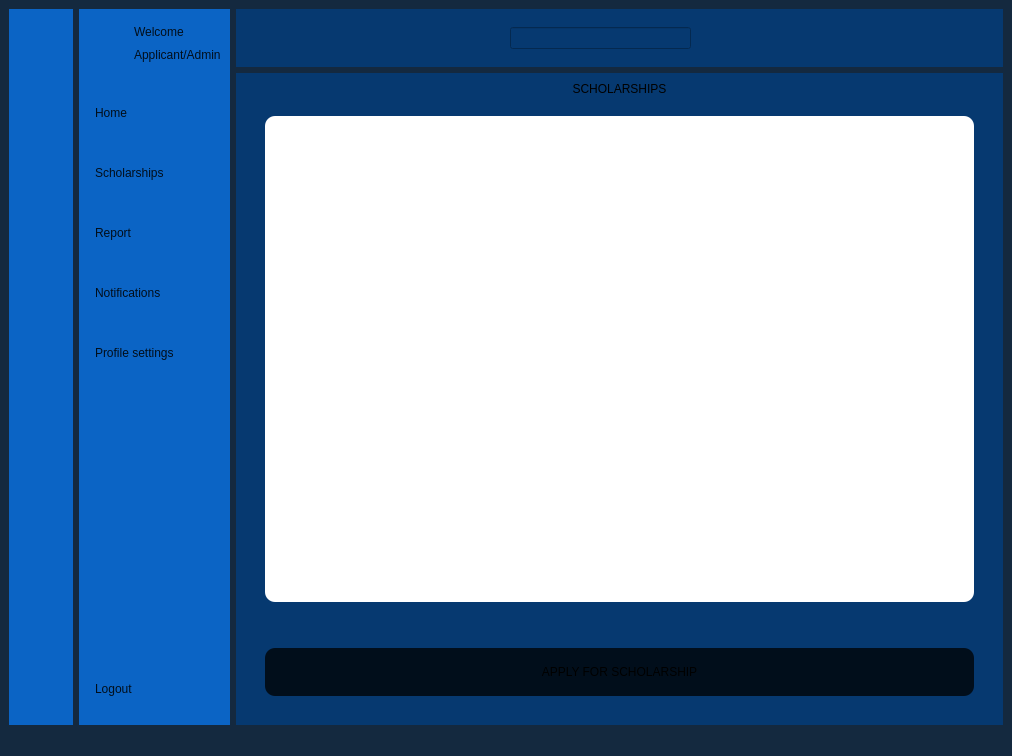
Qt form SholarshipManagementSystem/homePage/applicantDash.ui (YNCO10/scholarshipManagementSystem) before a commit.
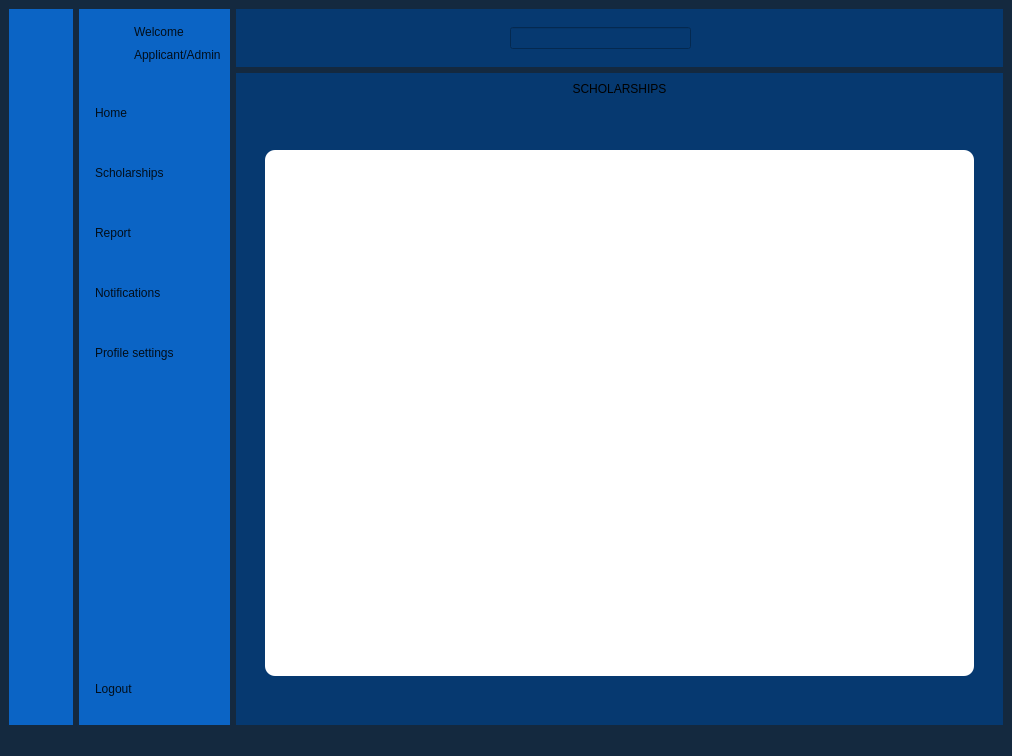
The same form after that commit. The open tabs and pages were chosen to show the change. Icons and pictures are not drawn.

What changed in the file:
```diff
--- a/SholarshipManagementSystem/homePage/applicantDash.ui
+++ b/SholarshipManagementSystem/homePage/applicantDash.ui
@@ -328,6 +328,16 @@
             </property>
            </widget>
           </item>
+          <item>
+           <widget class="QLabel" name="customScholarshipLabel">
+            <property name="styleSheet">
+             <string notr="true">font: 12pt &quot;Segoe UI&quot;;</string>
+            </property>
+            <property name="text">
+             <string/>
+            </property>
+           </widget>
+          </item>
           <item>
            <widget class="QTableWidget" name="scholarshipTableWidget">
             <property name="styleSheet">
@@ -337,16 +347,6 @@
           </item>
          </layout>
         </item>
-        <item row="1" column="0">
-         <widget class="QPushButton" name="applyScholarshipBtn">
-          <property name="cursor">
-           <cursorShape>PointingHandCursor</cursorShape>
-          </property>
-          <property name="text">
-           <string>APPLY FOR SCHOLARSHIP</string>
-          </property>
-         </widget>
-        </item>
        </layout>
       </widget>
       <widget class="QWidget" name="report">
```
Left out of the diff: 8 changed lines with no effect on the pictures.
